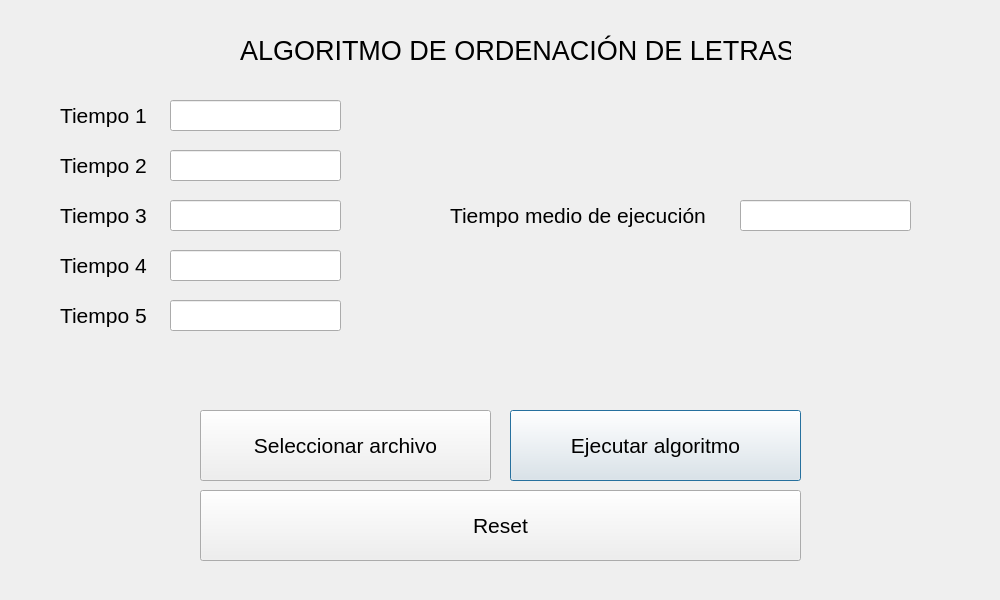
First picture: the form in ordenaletrasui.ui, repository dalcoa00/p3-ARCO-2023, before the edit.
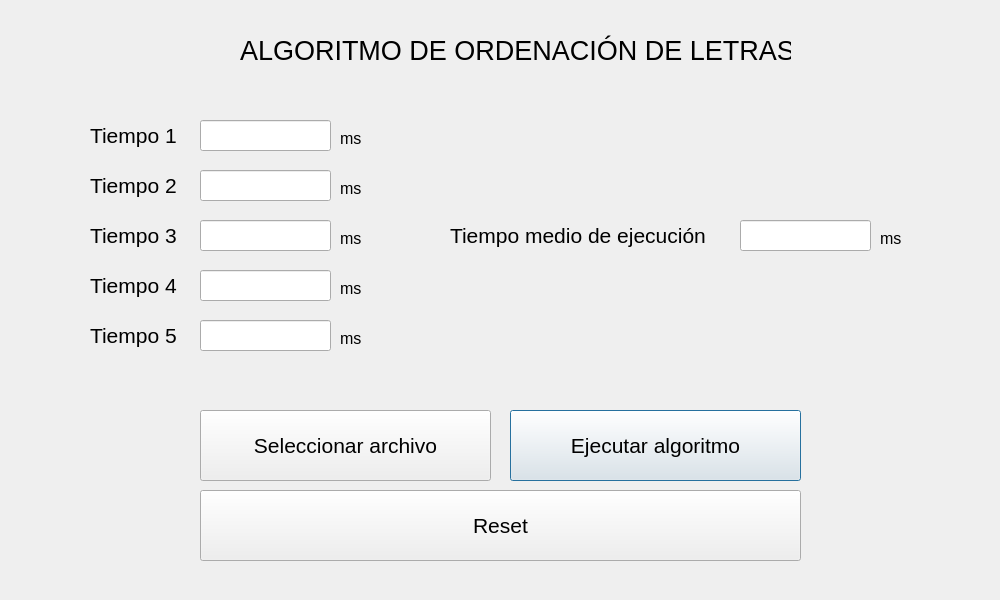
Second picture: the form after the edit.

Commit message: Interfaz y código de ordena letras afinado

What changed in the file:
```diff
--- a/ordenaletrasui.ui
+++ b/ordenaletrasui.ui
@@ -34,8 +34,8 @@
   <widget class="QLabel" name="t1">
    <property name="geometry">
     <rect>
-     <x>60</x>
-     <y>100</y>
+     <x>90</x>
+     <y>120</y>
      <width>101</width>
      <height>31</height>
     </rect>
@@ -52,8 +52,8 @@
   <widget class="QLabel" name="t2">
    <property name="geometry">
     <rect>
-     <x>60</x>
-     <y>150</y>
+     <x>90</x>
+     <y>170</y>
      <width>101</width>
      <height>31</height>
     </rect>
@@ -70,8 +70,8 @@
   <widget class="QLabel" name="t3">
    <property name="geometry">
     <rect>
-     <x>60</x>
-     <y>200</y>
+     <x>90</x>
+     <y>220</y>
      <width>101</width>
      <height>31</height>
     </rect>
@@ -88,8 +88,8 @@
   <widget class="QLabel" name="t4">
    <property name="geometry">
     <rect>
-     <x>60</x>
-     <y>250</y>
+     <x>90</x>
+     <y>270</y>
      <width>101</width>
      <height>31</height>
     </rect>
@@ -106,8 +106,8 @@
   <widget class="QLabel" name="t5">
    <property name="geometry">
     <rect>
-     <x>60</x>
-     <y>300</y>
+     <x>90</x>
+     <y>320</y>
      <width>101</width>
      <height>31</height>
     </rect>
@@ -124,58 +124,83 @@
   <widget class="QLineEdit" name="tiempo1">
    <property name="geometry">
     <rect>
-     <x>170</x>
-     <y>100</y>
-     <width>171</width>
+     <x>200</x>
+     <y>120</y>
+     <width>131</width>
      <height>31</height>
     </rect>
    </property>
+   <property name="font">
+    <font>
+     <pointsize>18</pointsize>
+    </font>
+   </property>
   </widget>
   <widget class="QLineEdit" name="tiempo2">
    <property name="geometry">
     <rect>
-     <x>170</x>
-     <y>150</y>
-     <width>171</width>
+     <x>200</x>
+     <y>170</y>
+     <width>131</width>
      <height>31</height>
     </rect>
    </property>
+   <property name="font">
+    <font>
+     <pointsize>18</pointsize>
+    </font>
+   </property>
   </widget>
   <widget class="QLineEdit" name="tiempo3">
    <property name="geometry">
     <rect>
-     <x>170</x>
-     <y>200</y>
-     <width>171</width>
+     <x>200</x>
+     <y>220</y>
+     <width>131</width>
      <height>31</height>
     </rect>
    </property>
+   <property name="font">
+    <font>
+     <pointsize>18</pointsize>
+    </font>
+   </property>
   </widget>
   <widget class="QLineEdit" name="tiempo4">
    <property name="geometry">
     <rect>
-     <x>170</x>
-     <y>250</y>
-     <width>171</width>
+     <x>200</x>
+     <y>270</y>
+     <width>131</width>
      <height>31</height>
     </rect>
    </property>
+   <property name="font">
+    <font>
+     <pointsize>18</pointsize>
+    </font>
+   </property>
   </widget>
   <widget class="QLineEdit" name="tiempo5">
    <property name="geometry">
     <rect>
-     <x>170</x>
-     <y>300</y>
-     <width>171</width>
+     <x>200</x>
+     <y>320</y>
+     <width>131</width>
      <height>31</height>
     </rect>
    </property>
+   <property name="font">
+    <font>
+     <pointsize>18</pointsize>
+    </font>
+   </property>
   </widget>
   <widget class="QLabel" name="tMedio">
    <property name="geometry">
     <rect>
      <x>450</x>
-     <y>200</y>
+     <y>220</y>
      <width>281</width>
      <height>31</height>
     </rect>
@@ -193,11 +218,16 @@
    <property name="geometry">
     <rect>
      <x>740</x>
-     <y>200</y>
-     <width>171</width>
+     <y>220</y>
+     <width>131</width>
      <height>31</height>
     </rect>
    </property>
+   <property name="font">
+    <font>
+     <pointsize>18</pointsize>
+    </font>
+   </property>
   </widget>
   <widget class="QPushButton" name="execAlgoritmo">
    <property name="geometry">
@@ -253,6 +283,114 @@
     <string>Reset</string>
    </property>
   </widget>
+  <widget class="QLabel" name="label">
+   <property name="geometry">
+    <rect>
+     <x>340</x>
+     <y>130</y>
+     <width>55</width>
+     <height>17</height>
+    </rect>
+   </property>
+   <property name="font">
+    <font>
+     <pointsize>12</pointsize>
+    </font>
+   </property>
+   <property name="text">
+    <string>ms</string>
+   </property>
+  </widget>
+  <widget class="QLabel" name="label_2">
+   <property name="geometry">
+    <rect>
+     <x>340</x>
+     <y>180</y>
+     <width>55</width>
+     <height>17</height>
+    </rect>
+   </property>
+   <property name="font">
+    <font>
+     <pointsize>12</pointsize>
+    </font>
+   </property>
+   <property name="text">
+    <string>ms</string>
+   </property>
+  </widget>
+  <widget class="QLabel" name="label_3">
+   <property name="geometry">
+    <rect>
+     <x>340</x>
+     <y>230</y>
+     <width>55</width>
+     <height>17</height>
+    </rect>
+   </property>
+   <property name="font">
+    <font>
+     <pointsize>12</pointsize>
+    </font>
+   </property>
+   <property name="text">
+    <string>ms</string>
+   </property>
+  </widget>
+  <widget class="QLabel" name="label_4">
+   <property name="geometry">
+    <rect>
+     <x>340</x>
+     <y>280</y>
+     <width>55</width>
+     <height>17</height>
+    </rect>
+   </property>
+   <property name="font">
+    <font>
+     <pointsize>12</pointsize>
+    </font>
+   </property>
+   <property name="text">
+    <string>ms</string>
+   </property>
+  </widget>
+  <widget class="QLabel" name="label_5">
+   <property name="geometry">
+    <rect>
+     <x>340</x>
+     <y>330</y>
+     <width>55</width>
+     <height>17</height>
+    </rect>
+   </property>
+   <property name="font">
+    <font>
+     <pointsize>12</pointsize>
+    </font>
+   </property>
+   <property name="text">
+    <string>ms</string>
+   </property>
+  </widget>
+  <widget class="QLabel" name="label_6">
+   <property name="geometry">
+    <rect>
+     <x>880</x>
+     <y>230</y>
+     <width>55</width>
+     <height>17</height>
+    </rect>
+   </property>
+   <property name="font">
+    <font>
+     <pointsize>12</pointsize>
+    </font>
+   </property>
+   <property name="text">
+    <string>ms</string>
+   </property>
+  </widget>
  </widget>
  <resources/>
  <connections/>
```
The commit also changes 6 other files.
